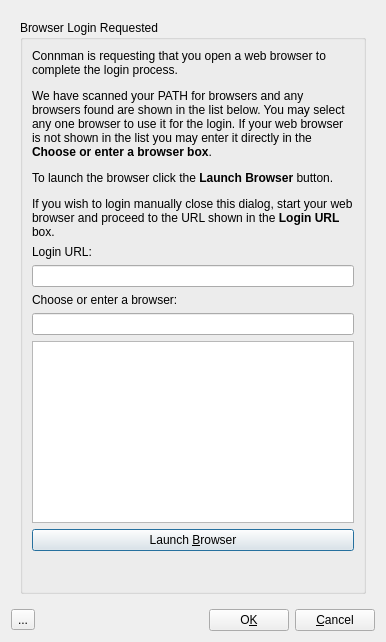
Before: the Qt Designer form apps/cmstapp/code/agent/ui/agent.ui in andrew-bibb/cmst, drawn with Qt 5.
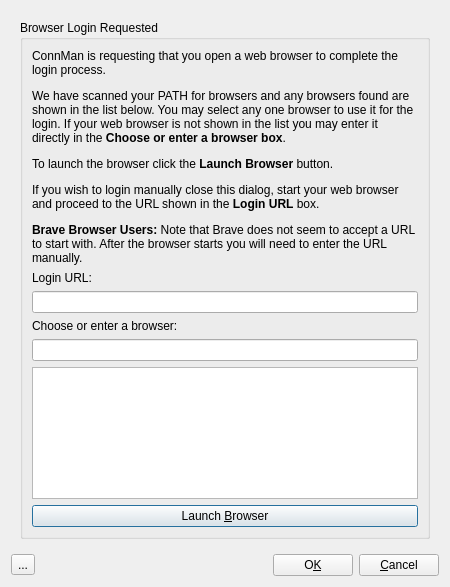
After: the same form once the commit is applied. The open tabs and pages were chosen to show the change. Icons and pictures are not drawn.

Commit message: browser request cleanup

The edit to the form file:
```diff
--- a/apps/cmstapp/code/agent/ui/agent.ui
+++ b/apps/cmstapp/code/agent/ui/agent.ui
@@ -6,8 +6,8 @@
    <rect>
     <x>0</x>
     <y>0</y>
-    <width>386</width>
-    <height>642</height>
+    <width>450</width>
+    <height>587</height>
    </rect>
   </property>
   <property name="windowTitle">
@@ -324,7 +324,7 @@
           <item row="0" column="0">
            <widget class="QLabel" name="label_browser_url">
             <property name="text">
-             <string>&lt;html&gt;&lt;head/&gt;&lt;body&gt;&lt;p&gt;Connman is requesting that you open a web browser to complete the login process.&lt;/p&gt;&lt;p&gt;We have scanned your PATH for browsers and any browsers found are shown in the list below. You may select any one browser to use it for the login.  If your web browser is not shown in the list you may enter it directly in the&lt;span style=&quot; font-weight:600;&quot;&gt; Choose or enter a browser box&lt;/span&gt;.&lt;/p&gt;&lt;p&gt;To launch the browser click the &lt;span style=&quot; font-weight:600;&quot;&gt;Launch Browser&lt;/span&gt; button. &lt;/p&gt;&lt;p&gt;If you wish to login manually close this dialog, start your web browser and proceed to the URL shown in the &lt;span style=&quot; font-weight:600;&quot;&gt;Login URL&lt;/span&gt; box.&lt;/p&gt;&lt;/body&gt;&lt;/html&gt;</string>
+             <string>&lt;html&gt;&lt;head/&gt;&lt;body&gt;&lt;p&gt;ConnMan is requesting that you open a web browser to complete the login process.&lt;/p&gt;&lt;p&gt;We have scanned your PATH for browsers and any browsers found are shown in the list below. You may select any one browser to use it for the login. If your web browser is not shown in the list you may enter it directly in the&lt;span style=&quot; font-weight:600;&quot;&gt; Choose or enter a browser box&lt;/span&gt;.&lt;/p&gt;&lt;p&gt;To launch the browser click the &lt;span style=&quot; font-weight:600;&quot;&gt;Launch Browser&lt;/span&gt; button. &lt;/p&gt;&lt;p&gt;If you wish to login manually close this dialog, start your web browser and proceed to the URL shown in the &lt;span style=&quot; font-weight:600;&quot;&gt;Login URL&lt;/span&gt; box.&lt;/p&gt;&lt;p&gt;&lt;span style=&quot; font-weight:600;&quot;&gt;Brave Browser Users:&lt;/span&gt; Note that Brave does not seem to accept a URL to start with. After the browser starts you will need to enter the URL manually. &lt;/p&gt;&lt;/body&gt;&lt;/html&gt;</string>
             </property>
             <property name="alignment">
              <set>Qt::AlignLeading|Qt::AlignLeft|Qt::AlignTop</set>
```
The commit also changes 4 other files.
